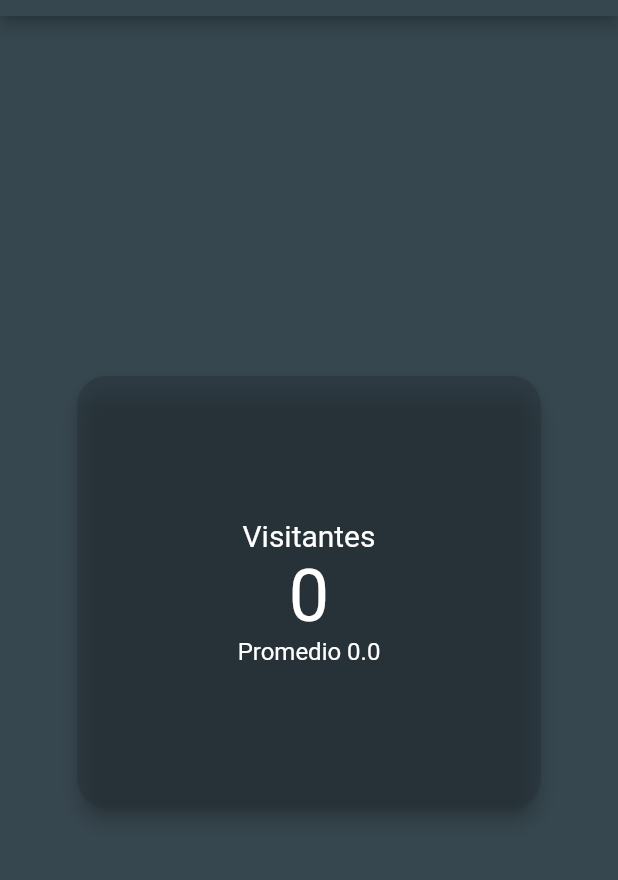
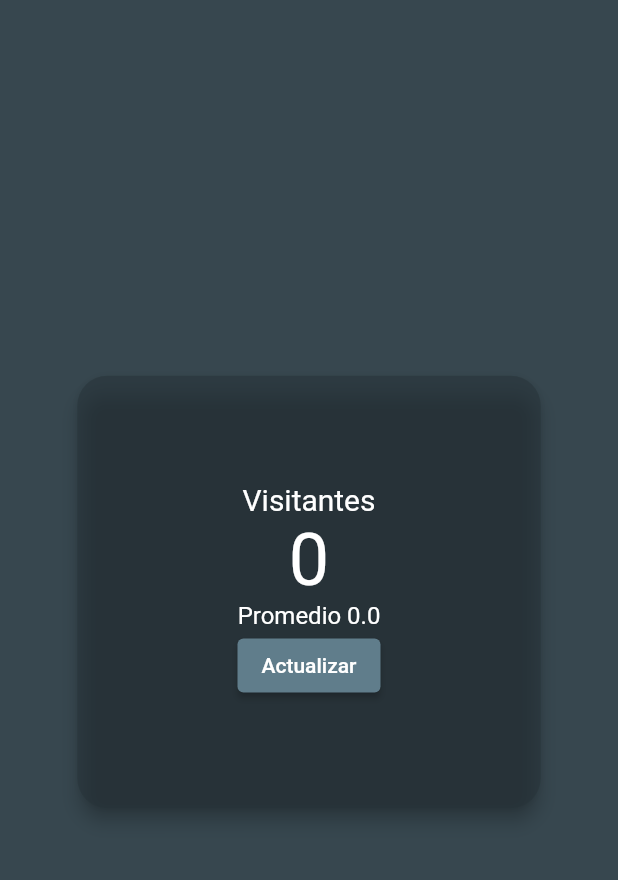
Before and after one commit to ajomuch92/track-my-page, a Flutter app: the screen it shows after launch, on a phone screen of 412 x 824 dp, the part 68-948 px from its top. Run offline on Flutter 3.47's test engine with Material 2 defaults, Android fonts, the phone set to English and light mode, and no system bars; our stand-ins replace flutter_dotenv, supabase, syncfusion_flutter_charts, toggle_switch; missing offline and left inert: glyphicon, rolling_bottom_bar; accounts and stored records are empty.

Commit message:
Adding method to refresh main screen

```diff
--- a/lib/views/home.dart
+++ b/lib/views/home.dart
@@ -12,6 +12,7 @@ class Home extends StatefulWidget {
 
 class _HomeState extends State<Home> with AutomaticKeepAliveClientMixin{
   final DataProvider provider = DataProvider();
+  Key key = Key(DateTime.now().microsecondsSinceEpoch.toString());
 
   @override
   void initState() {
@@ -27,6 +28,7 @@ class _HomeState extends State<Home> with AutomaticKeepAliveClientMixin{
       child: Center(
         child: BlackCard(
           child: FutureBuilder<CounterModel>(
+            key: key,
             future: provider.getTotalVisitors(),
             builder: (context, snap) {
               if(snap.hasData) {
@@ -36,6 +38,14 @@ class _HomeState extends State<Home> with AutomaticKeepAliveClientMixin{
                     Text('Visitantes', style: TextStyle(color: Colors.white, fontSize: 20.0),),
                     Text(snap.data!.count!.toString(), style: TextStyle(color: Colors.white, fontSize: 48.0),),
                     Text('Promedio ${snap.data!.avg!}', style: TextStyle(color: Colors.white, fontSize: 16.0)),
+                    ElevatedButton(
+                      child: Text('Actualizar'),
+                      onPressed: () {
+                        setState(() {
+                          key = Key(DateTime.now().microsecondsSinceEpoch.toString());
+                        });
+                      },
+                    )
                   ],
                 );
               }
--- a/lib/views/index.dart
+++ b/lib/views/index.dart
@@ -27,6 +27,7 @@ class _IndexState extends State<Index> {
       appBar: AppBar(
         title: Text('Track my page - Demo'),
         backgroundColor: Colors.blueGrey.shade800,
+        elevation: 0,
       ),
       body: PageView(
         controller: _controller,
```
